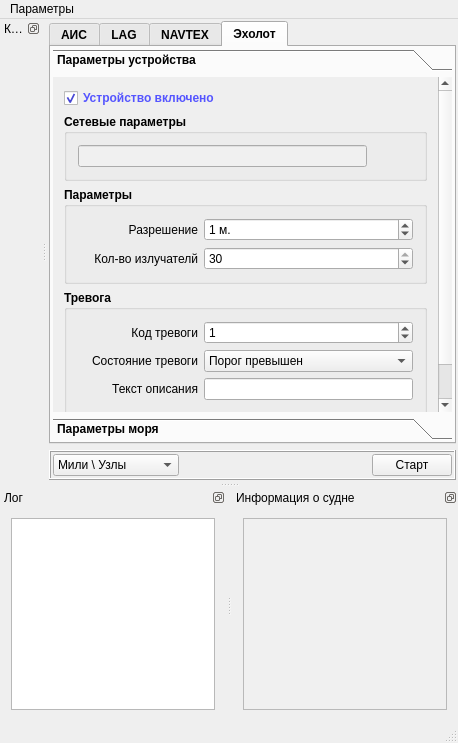
The window that Emulator/mainwindow.ui (breton75/R-Card) describes before a commit, drawn with Qt 5.
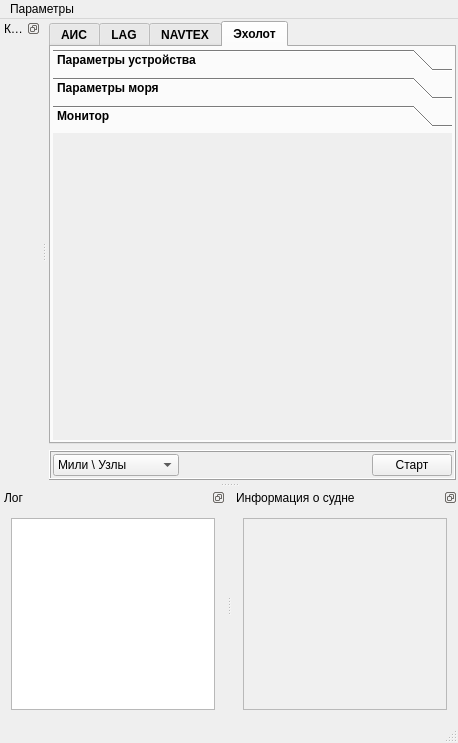
The same window after the commit. Icons and pictures are not drawn.

```diff
--- a/Emulator/mainwindow.ui
+++ b/Emulator/mainwindow.ui
@@ -1719,14 +1719,14 @@
         <item>
          <widget class="QToolBox" name="toolBox_4">
           <property name="currentIndex">
-           <number>0</number>
+           <number>2</number>
           </property>
           <widget class="QWidget" name="page_4">
            <property name="geometry">
             <rect>
              <x>0</x>
              <y>0</y>
-             <width>344</width>
+             <width>292</width>
              <height>345</height>
             </rect>
            </property>
@@ -2283,6 +2283,36 @@
             </item>
            </layout>
           </widget>
+          <widget class="QWidget" name="pageEchoMonitor">
+           <property name="geometry">
+            <rect>
+             <x>0</x>
+             <y>0</y>
+             <width>364</width>
+             <height>316</height>
+            </rect>
+           </property>
+           <attribute name="label">
+            <string>Монитор</string>
+           </attribute>
+           <layout class="QVBoxLayout" name="verticalLayout_24">
+            <property name="leftMargin">
+             <number>2</number>
+            </property>
+            <property name="topMargin">
+             <number>2</number>
+            </property>
+            <property name="rightMargin">
+             <number>2</number>
+            </property>
+            <property name="bottomMargin">
+             <number>2</number>
+            </property>
+            <item>
+             <layout class="QVBoxLayout" name="vlayEchoMonitor"/>
+            </item>
+           </layout>
+          </widget>
          </widget>
         </item>
        </layout>
```
Left out of the diff: 25 changed lines with no effect on the pictures.
